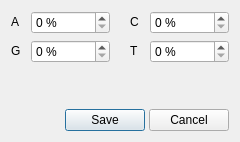
First picture: the form in src/plugins/dna_export/src/ui/BaseContentDialog.ui, repository violethaze74/ugene, before the edit.
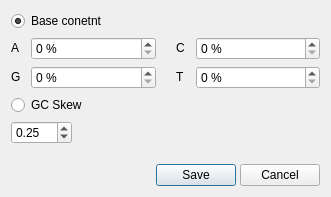
Second picture: the form after the edit.

Commit message: UGENE-262 gc skew is added to dialog

Patch:
```diff
--- a/src/plugins/dna_export/src/ui/BaseContentDialog.ui
+++ b/src/plugins/dna_export/src/ui/BaseContentDialog.ui
@@ -6,8 +6,8 @@
    <rect>
     <x>0</x>
     <y>0</y>
-    <width>240</width>
-    <height>142</height>
+    <width>331</width>
+    <height>197</height>
    </rect>
   </property>
   <property name="sizePolicy">
@@ -20,6 +20,16 @@
    <string>Set Base Content</string>
   </property>
   <layout class="QVBoxLayout" name="verticalLayout">
+   <item>
+    <widget class="QRadioButton" name="baseContentRadioButton">
+     <property name="text">
+      <string>Base conetnt</string>
+     </property>
+     <property name="checked">
+      <bool>true</bool>
+     </property>
+    </widget>
+   </item>
    <item>
     <layout class="QGridLayout" name="gridLayout">
      <property name="horizontalSpacing">
@@ -183,6 +193,40 @@
      </item>
     </layout>
    </item>
+   <item>
+    <widget class="QRadioButton" name="gcSkewRadioButton">
+     <property name="text">
+      <string>GC Skew</string>
+     </property>
+    </widget>
+   </item>
+   <item>
+    <layout class="QHBoxLayout" name="horizontalLayout_6">
+     <item>
+      <widget class="QDoubleSpinBox" name="percentGCSpin">
+       <property name="minimum">
+        <double>-99.989999999999995</double>
+       </property>
+       <property name="value">
+        <double>0.250000000000000</double>
+       </property>
+      </widget>
+     </item>
+     <item>
+      <spacer name="horizontalSpacer_2">
+       <property name="orientation">
+        <enum>Qt::Horizontal</enum>
+       </property>
+       <property name="sizeHint" stdset="0">
+        <size>
+         <width>40</width>
+         <height>20</height>
+        </size>
+       </property>
+      </spacer>
+     </item>
+    </layout>
+   </item>
    <item>
     <spacer name="verticalSpacer">
      <property name="orientation">
```
The commit also changes 3 other files.
